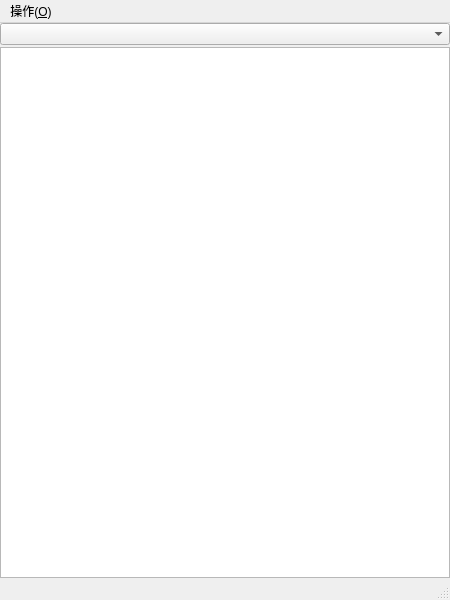
The window that twclient.ui (showa-yojyo/twclient) describes before a commit, drawn with Qt 5.
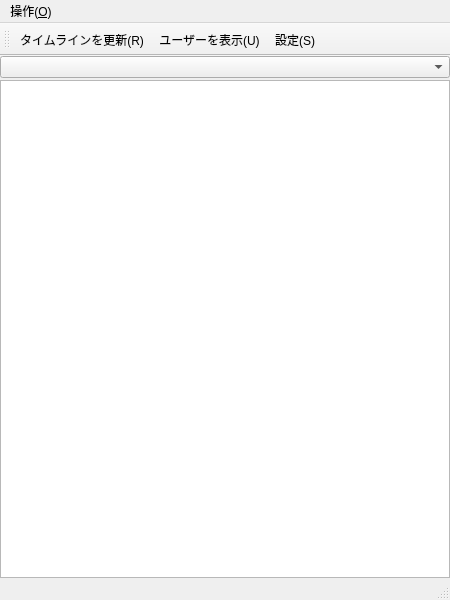
The same window after the commit. Icons and pictures are not drawn. Custom widgets are drawn as their Qt base class.

Commit message: * twclient.ui: ツールバーを追加。 * ui_twclient.py: ツールバーを追加。リソース処理が特殊なので注意。

```diff
--- a/twclient.ui
+++ b/twclient.ui
@@ -69,6 +69,26 @@
    <addaction name="menu_O"/>
   </widget>
   <widget class="QStatusBar" name="statusbar"/>
+  <widget class="QToolBar" name="toolBar">
+   <property name="windowTitle">
+    <string>toolBar</string>
+   </property>
+   <property name="iconSize">
+    <size>
+     <width>32</width>
+     <height>32</height>
+    </size>
+   </property>
+   <attribute name="toolBarArea">
+    <enum>TopToolBarArea</enum>
+   </attribute>
+   <attribute name="toolBarBreak">
+    <bool>false</bool>
+   </attribute>
+   <addaction name="actionRefresh"/>
+   <addaction name="actionUserShow"/>
+   <addaction name="actionSettings"/>
+  </widget>
   <action name="actionExit">
    <property name="text">
     <string>終了(&amp;X)</string>
```
Left out of the diff: 16 changed lines with no effect on the pictures. The commit also changes 1 other file.
